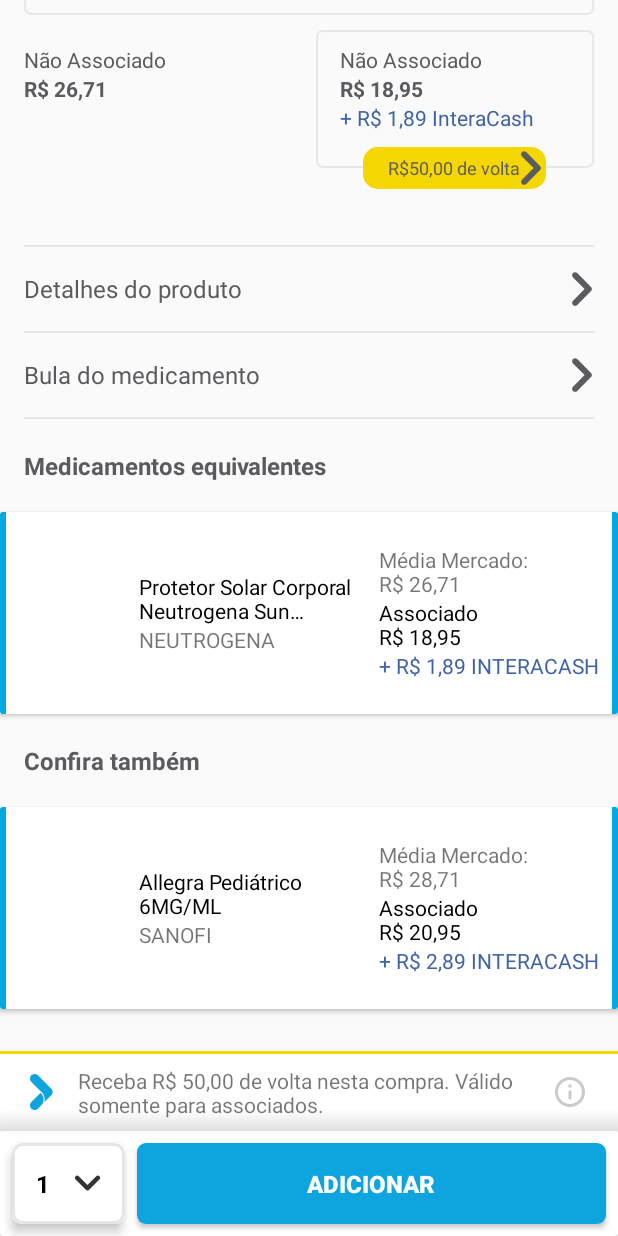
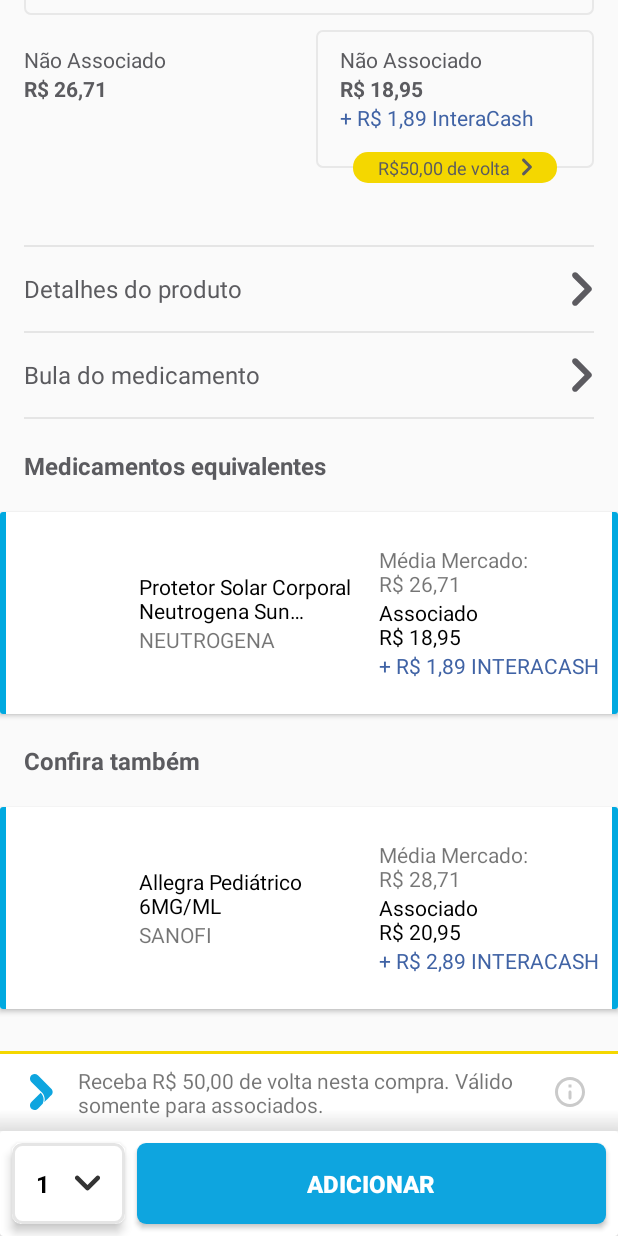
Before and after one commit to premacck/interact, an Android app: the ProductDetailActivity screen opened directly, with no data from a screen before it, scrolled down 458 dp, on a phone screen of 412 x 824 dp. Run offline under Robolectric (Android 15) with nearby library versions, the phone set to English and light mode, and no system bars; our stand-ins replace RxJava; libraries missing offline, so code that uses them is left out: com.airbnb.epoxy, com.jakewharton.rxbinding2, douglasspgyn.com.github; plain views replace Carousel, CircularCountdown; 10 statements that could not run were skipped.

Commit message:
UI improvements

```diff
--- a/app/src/main/java/com/techmesystem/intera/productdetail/ui/ProductDetailActivity.kt
+++ b/app/src/main/java/com/techmesystem/intera/productdetail/ui/ProductDetailActivity.kt
@@ -138,8 +138,8 @@ class ProductDetailActivity : BaseActivity() {
 
   private fun setCashbackLayout(product: Product) = product.run {
     tv_cashback?.run {
-      setDrawables(end = if (cashback.isNullOrEmpty()) 0 else R.drawable.ic_next)
-      setViewPadding(start = dip(if (cashback.isNullOrEmpty()) 8 else 16), end = dip(if (cashback.isNullOrEmpty()) 8 else 2))
+      setDrawables(end = if (cashback.isNullOrEmpty()) 0 else R.drawable.ic_next_small)
+      setViewPadding(start = dip(if (cashback.isNullOrEmpty()) 8 else 16), end = dip(8))
       allCaps = cashback.isNullOrEmpty()
       textColorResource = if (cashback.isNullOrEmpty()) R.color.white else R.color.color_333333
       backgroundResource = if (cashback.isNullOrEmpty()) R.drawable.bg_filled_orange_rounded_corner else R.drawable.bg_filled_yellow_rounded_corner
--- a/app/src/main/res/layout/content_product_detail.xml
+++ b/app/src/main/res/layout/content_product_detail.xml
@@ -165,11 +165,12 @@
       android:id="@+id/tv_cashback"
       style="@style/Text12WrapWrap"
       android:background="@drawable/bg_filled_yellow_rounded_corner"
-      android:drawableEnd="@drawable/ic_next"
+      android:drawableEnd="@drawable/ic_next_small"
+      android:drawablePadding="@dimen/margin_8dp"
       android:gravity="center"
       android:paddingStart="@dimen/margin_16dp"
       android:paddingTop="@dimen/margin_2dp"
-      android:paddingEnd="@dimen/margin_2dp"
+      android:paddingEnd="@dimen/margin_16dp"
       android:paddingBottom="@dimen/margin_2dp"
       android:stateListAnimator="@animator/scale_on_touch"
       android:text="@string/cashback_x"
```
